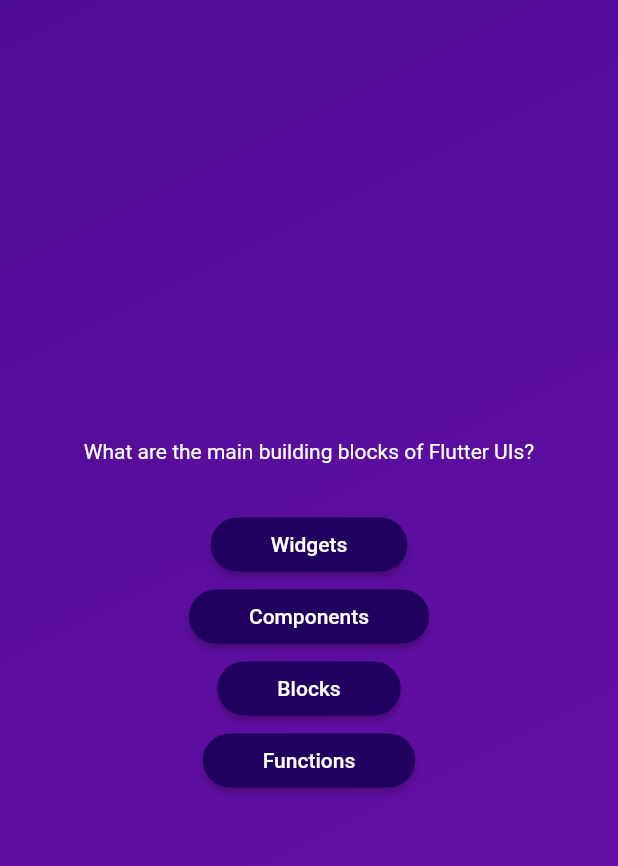
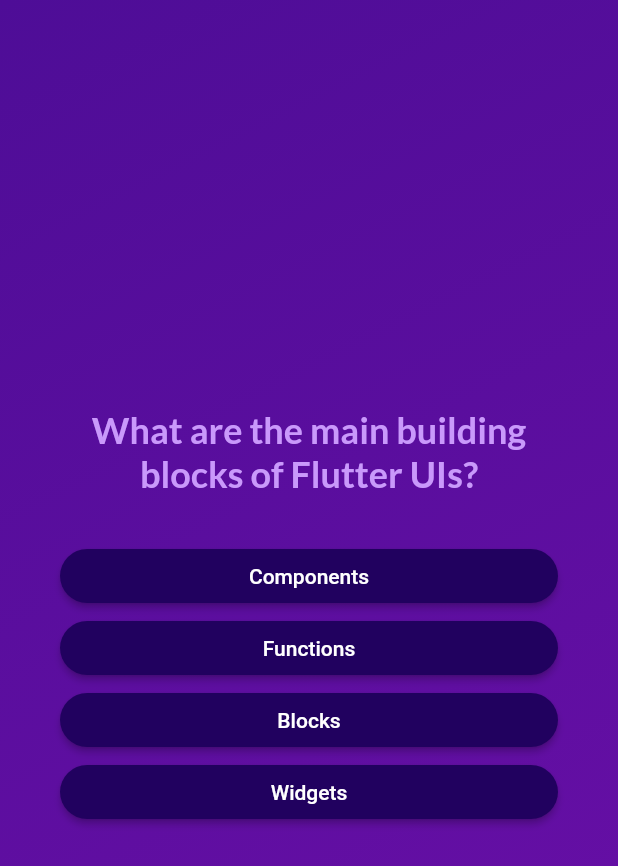
Before and after one commit to kedarsubedi/simple_quiz_flutter, a Flutter app: the screen it shows after launch, after a tap on "Start Quiz", on a phone screen of 412 x 824 dp. Shown: the top 866 px of the screen. Run offline on Flutter 3.47's test engine with Material 2 defaults, Android fonts, the phone set to English and light mode, and no system bars; our stand-ins replace google_fonts.

Commit message:
enhancement: added all the question and saving the data for final result screen

```diff
--- a/lib/answer_button.dart
+++ b/lib/answer_button.dart
@@ -22,7 +22,7 @@
           borderRadius: BorderRadius.circular(40),
         ),
       ),
-      child: Text(answerText),
+      child: Text(answerText, textAlign: TextAlign.center,),
     );
   }
 }
--- a/lib/models/quiz_question.dart
+++ b/lib/models/quiz_question.dart
@@ -4,6 +4,12 @@
   final String text;
   final List<String> answers;
 
+  List<String> getShuffledAnswers() {
+    final shuffledList = List.of(answers);
+    shuffledList.shuffle();
+    return shuffledList;
+  }
+
   // @override
   // Widget build(BuildContext context) {
   //   return const Placeholder();
--- a/lib/questions_screen.dart
+++ b/lib/questions_screen.dart
@@ -1,49 +1,63 @@
 import 'package:advbasics_flutter/answer_button.dart';
 import 'package:flutter/material.dart';
+import 'package:google_fonts/google_fonts.dart';
 import 'package:advbasics_flutter/data/questions.dart';
 
 class QuestionsScreen extends StatefulWidget {
-  const QuestionsScreen({super.key});
+  const QuestionsScreen({
+    super.key,
+    required this.onSelectAnswer,
+  });
+
+  final void Function(String answer) onSelectAnswer;
 
   @override
   State<QuestionsScreen> createState() => _QuestionsScreenState();
 }
 
 class _QuestionsScreenState extends State<QuestionsScreen> {
+  var currentQuestionIndex = 0;
+
+  void answerQuestion(String selectedAnswer) {
+    widget.onSelectAnswer(selectedAnswer);
+    setState(() {
+      currentQuestionIndex += 1;
+    });
+  }
+
   @override
   Widget build(context) {
-    final currentQuestion = questions[0];
+    final currentQuestion = questions[currentQuestionIndex];
     return SizedBox(
       width: double.infinity,
+      child: Container(
+        margin: const EdgeInsets.all(40),
         child: Column(
           mainAxisAlignment: MainAxisAlignment.center,
+          crossAxisAlignment: CrossAxisAlignment.stretch,
           children: [
             Text(
               currentQuestion.text,
-            style: const TextStyle(
-              color: Colors.white,
+              style: GoogleFonts.lato(
+                color: const Color.fromARGB(255, 201, 153, 251),
+                fontSize: 24,
+                fontWeight: FontWeight.bold,
               ),
+              textAlign: TextAlign.center,
             ),
             const SizedBox(
               height: 30,
             ),
-          AnswerButton(
-            answerText: currentQuestion.answers[0],
-            onTap: () {},
+            ...currentQuestion.getShuffledAnswers().map((answer) {
+              return AnswerButton(
+                answerText: answer,
+                onTap: () {
+                  answerQuestion(answer);
+                },
+              );
+            }),
+          ],
         ),
-          AnswerButton(
-            answerText: currentQuestion.answers[1],
-            onTap: () {},
-          ),
-          AnswerButton(
-            answerText:  currentQuestion.answers[2],
-            onTap: () {},
-          ),
-          AnswerButton(
-            answerText:  currentQuestion.answers[3],
-            onTap: () {},
-          ),
-        ],
       ),
     );
   }
--- a/lib/quiz.dart
+++ b/lib/quiz.dart
@@ -1,6 +1,8 @@
 import 'package:advbasics_flutter/questions_screen.dart';
 import 'package:flutter/material.dart';
 import 'package:advbasics_flutter/start_screen.dart';
+
+import 'data/questions.dart';
 
 class Quiz extends StatefulWidget {
   const Quiz({super.key});
@@ -13,6 +15,7 @@
 
 class _QuizState extends State<Quiz> {
   // Widget? activeScreen; //can also be null
+  List<String> selectedAnswers = [];
   var activeScreen = 'start-screen';
   // @override
   // void initState() {
@@ -26,12 +29,24 @@
     });
   }
 
+  void chooseAnswer(String answer) {
+    selectedAnswers.add(answer);
+    if (selectedAnswers.length == questions.length) {
+      setState(() {
+        selectedAnswers = [];
+        activeScreen = 'start-screen';
+      });
+    }
+  }
+
   @override
   Widget build(BuildContext context) {
     Widget screenWidget = StartScreen(switchScreen);
 
     if (activeScreen == 'questions-screen') {
-      screenWidget = const QuestionsScreen();
+      screenWidget = QuestionsScreen(
+        onSelectAnswer: chooseAnswer,
+      );
     }
 
     return MaterialApp(
--- a/lib/start_screen.dart
+++ b/lib/start_screen.dart
@@ -1,4 +1,5 @@
 import 'package:flutter/material.dart';
+import 'package:google_fonts/google_fonts.dart';
 
 const startAlignment = Alignment.topLeft;
 const endAlignment = Alignment.bottomRight;
@@ -22,10 +23,10 @@
           const SizedBox(
             height: 80,
           ),
-          const Text(
+          Text(
             'Learn Flutter the fun way!',
-            style: TextStyle(
-              color: Colors.white,
+            style: GoogleFonts.lato(
+              color: const Color.fromARGB(255, 201, 153, 251),
               fontSize: 24,
             ),
           ),
--- a/pubspec.yaml
+++ b/pubspec.yaml
@@ -35,6 +35,7 @@
   # The following adds the Cupertino Icons font to your application.
   # Use with the CupertinoIcons class for iOS style icons.
   cupertino_icons: ^1.0.2
+  google_fonts: ^5.1.0
 
 dev_dependencies:
   flutter_test:
```
Also changed, not shown: pubspec.lock, 1 other file. Lines whose indentation alone changed are shown as unchanged.
